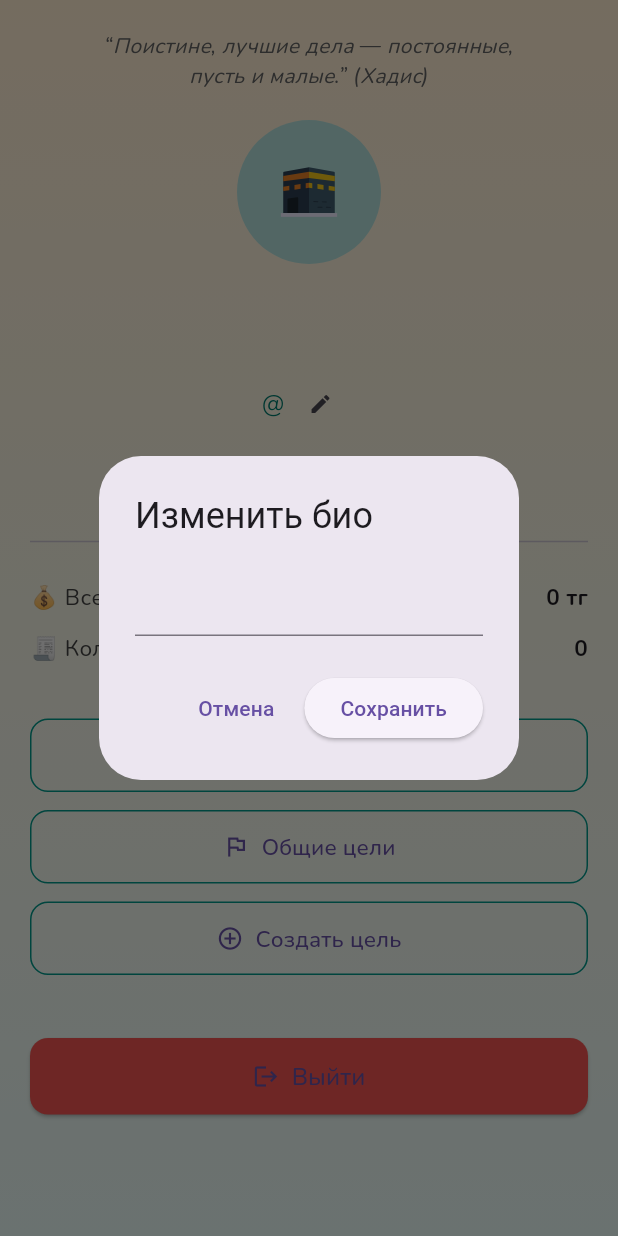
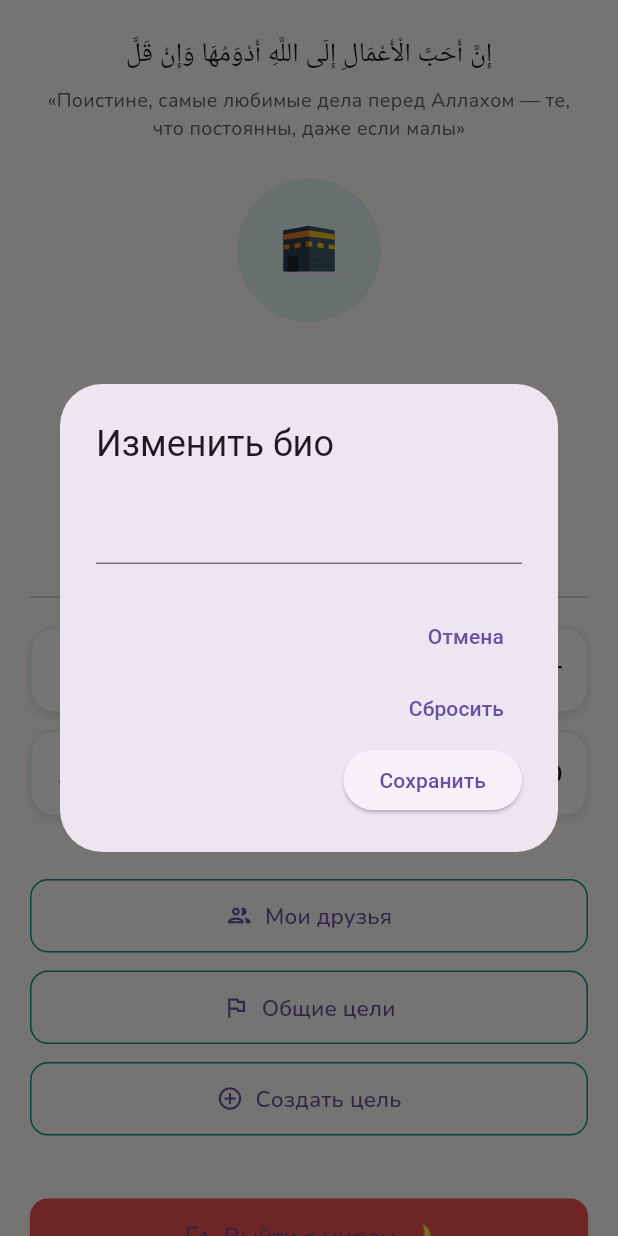
Before and after one commit to NurislamAiu/mekka-savings-app, a Flutter app: the ProfileScreen screen opened directly, after a tap on the "edit note" icon, on a phone screen of 412 x 824 dp. Run offline on Flutter 3.47's test engine with Material 3 defaults, Android fonts, the phone set to English and light mode, and no system bars; our stand-ins replace cloud_firestore, confetti, firebase_auth, firebase_core, fl_chart, flutter_svg and 3 more; accounts and stored records are empty; Roboto replaces fonts that are missing (Amiri).

Commit message:
обновление ui profile screen

```diff
--- a/lib/screens/profile_screen.dart
+++ b/lib/screens/profile_screen.dart
@@ -3,6 +3,7 @@ import 'package:firebase_auth/firebase_auth.dart';
 import 'package:flutter/material.dart';
 import 'package:flutter_svg/flutter_svg.dart';
 import 'package:google_fonts/google_fonts.dart';
+import 'package:shimmer/shimmer.dart';
 
 import 'create_shared_goal_screen.dart';
 import 'friends_screen.dart';
@@ -39,9 +40,13 @@ class _ProfileScreenState extends State<ProfileScreen> {
         .where('userId', isEqualTo: user!.uid)
         .get();
 
+    final userData = userDoc.data();
+
     setState(() {
-      nickname = userDoc['nickname'];
-      bio = userDoc['bio'] ?? "Коплю на Умру с друзьями 🕋";
+      nickname = userData?['nickname'];
+      bio = userData != null && userData.containsKey('bio')
+          ? userData['bio']
+          : "Коплю на Умру с друзьями 🕋";
       totalSaved = (goalDoc.data()?['savedAmount'] ?? 0).toDouble();
       transactionsCount = txSnapshot.docs.length;
       isLoading = false;
@@ -58,14 +63,27 @@ class _ProfileScreenState extends State<ProfileScreen> {
         content: TextField(controller: controller),
         actions: [
           TextButton(onPressed: () => Navigator.pop(context), child: Text("Отмена")),
+          if (key == 'bio')
+            TextButton(
+              onPressed: () async {
+                final defaultBio = "Коплю на Умру с друзьями 🕋";
+                await FirebaseFirestore.instance
+                    .collection('users')
+                    .doc(user!.uid)
+                    .set({'bio': defaultBio}, SetOptions(merge: true));
+                setState(() => bio = defaultBio);
+                Navigator.pop(context);
+              },
+              child: Text("Сбросить"),
+            ),
           ElevatedButton(
             onPressed: () async {
               final value = controller.text.trim();
               if (value.isNotEmpty) {
-                await FirebaseFirestore.instance.collection('users').doc(user!.uid).set(
-                  {key: value},
-                  SetOptions(merge: true),
-                );
+                await FirebaseFirestore.instance
+                    .collection('users')
+                    .doc(user!.uid)
+                    .set({key: value}, SetOptions(merge: true));
                 setState(() {
                   if (key == 'nickname') nickname = value;
                   if (key == 'bio') bio = value;
@@ -83,56 +101,49 @@ class _ProfileScreenState extends State<ProfileScreen> {
   @override
   Widget build(BuildContext context) {
     return Scaffold(
+      backgroundColor: Color(0xFFFFFDF9),
       body: isLoading
-          ? Center(child: CircularProgressIndicator())
-          : Stack(
-        children: [
-          Container(
-            decoration: BoxDecoration(
-              gradient: LinearGradient(
-                colors: [Color(0xFFFDEBD0), Color(0xFFE8F8F5)],
-                begin: Alignment.topCenter,
-                end: Alignment.bottomCenter,
-              ),
-            ),
-          ),
-          SafeArea(
+          ? _buildShimmerProfile()
+          : SafeArea(
         child: SingleChildScrollView(
           padding: EdgeInsets.all(20),
           child: Column(
             children: [
-                  // 🌙 Аят / хадис
+              // 🌙 Хадис
               Column(
-                    crossAxisAlignment: CrossAxisAlignment.center,
                 children: [
                   Text(
-                        "“Поистине, лучшие дела — постоянные,\nпусть и малые.” (Хадис)",
+                    "إِنَّ أَحَبَّ الْأَعْمَالِ إِلَى اللَّهِ أَدْوَمُهَا وَإِنْ قَلَّ",
                     textAlign: TextAlign.center,
-                        style: GoogleFonts.nunito(
-                          fontSize: 14,
-                          fontStyle: FontStyle.italic,
-                          color: Colors.grey[700],
+                    style: TextStyle(fontSize: 18, fontFamily: 'Amiri', height: 1.8),
                   ),
+                  SizedBox(height: 4),
+                  Text(
+                    "«Поистине, самые любимые дела перед Аллахом — те, что постоянны, даже если малы»",
+                    textAlign: TextAlign.center,
+                    style: GoogleFonts.nunito(fontSize: 13, color: Colors.grey[700]),
                   ),
-                      SizedBox(height: 20),
+                  SizedBox(height: 24),
                 ],
               ),
 
               // 👳 Аватар
               CircleAvatar(
                 radius: 48,
-                    backgroundColor: Colors.teal.shade100,
+                backgroundColor: Colors.teal.shade50,
                 child: SvgPicture.asset('assets/kaaba.svg', height: 40),
               ),
+              SizedBox(height: 12),
 
-                  SizedBox(height: 12),
+              // 🏷️ Ник и email
               Text(
                 user?.displayName ?? "Без имени",
                 style: GoogleFonts.cairo(fontSize: 20, fontWeight: FontWeight.bold),
               ),
               Text(user?.email ?? '', style: GoogleFonts.nunito(color: Colors.grey[700])),
+              SizedBox(height: 6),
 
-                  SizedBox(height: 8),
+              // 🏷️ Никнейм
               Row(
                 mainAxisAlignment: MainAxisAlignment.center,
                 children: [
@@ -169,8 +180,8 @@ class _ProfileScreenState extends State<ProfileScreen> {
               Divider(height: 40),
 
               // 📊 Статистика
-                  _statRow("💰 Всего накоплено", "${totalSaved.toStringAsFixed(0)} тг"),
-                  _statRow("🧾 Кол-во взносов", "$transactionsCount"),
+              _statCard("💰 Всего накоплено", "${totalSaved.toStringAsFixed(0)} тг"),
+              _statCard("🧾 Кол-во взносов", "$transactionsCount"),
 
               SizedBox(height: 30),
 
@@ -181,12 +192,12 @@ class _ProfileScreenState extends State<ProfileScreen> {
 
               SizedBox(height: 30),
 
-                  // 🚪 Выйти
+              // 🚪 Выход
               SizedBox(
                 width: double.infinity,
                 child: ElevatedButton.icon(
                   icon: Icon(Icons.logout),
-                      label: Text("Выйти", style: GoogleFonts.nunito(fontSize: 16)),
+                  label: Text("Выйти с миром 🌙", style: GoogleFonts.nunito(fontSize: 16)),
                   style: ElevatedButton.styleFrom(
                     backgroundColor: Colors.red[400],
                     padding: EdgeInsets.symmetric(vertical: 14),
@@ -199,19 +210,25 @@ class _ProfileScreenState extends State<ProfileScreen> {
           ),
         ),
       ),
-        ],
-      ),
     );
   }
 
-  Widget _statRow(String label, String value) {
-    return Padding(
-      padding: const EdgeInsets.symmetric(vertical: 6),
+  Widget _statCard(String title, String value) {
+    return Container(
+      width: double.infinity,
+      margin: EdgeInsets.only(bottom: 12),
+      padding: EdgeInsets.all(16),
+      decoration: BoxDecoration(
+        color: Colors.white,
+        border: Border.all(color: Colors.teal.shade50),
+        borderRadius: BorderRadius.circular(16),
+        boxShadow: [BoxShadow(color: Colors.black12, blurRadius: 4, offset: Offset(0, 2))],
+      ),
       child: Row(
         mainAxisAlignment: MainAxisAlignment.spaceBetween,
         children: [
-          Text(label, style: GoogleFonts.nunito(fontSize: 15, color: Colors.grey[800])),
-          Text(value, style: GoogleFonts.nunito(fontWeight: FontWeight.bold, fontSize: 15)),
+          Text(title, style: GoogleFonts.nunito(fontSize: 15, color: Colors.grey[800])),
+          Text(value, style: GoogleFonts.nunito(fontWeight: FontWeight.bold, fontSize: 16)),
         ],
       ),
     );
@@ -238,4 +255,58 @@ class _ProfileScreenState extends State<ProfileScreen> {
       ),
     );
   }
+
+  Widget _buildShimmerProfile() {
+    return Padding(
+      padding: const EdgeInsets.all(20),
+      child: Column(
+        crossAxisAlignment: CrossAxisAlignment.center,
+        children: [
+          SizedBox(height: 60),
+          ShimmerBox(width: 80, height: 80, isCircle: true),
+          SizedBox(height: 16),
+          ShimmerBox(width: 160, height: 20),
+          SizedBox(height: 10),
+          ShimmerBox(width: 200, height: 14),
+          SizedBox(height: 10),
+          ShimmerBox(width: 140, height: 14),
+          SizedBox(height: 20),
+          ShimmerBox(width: double.infinity, height: 80),
+          SizedBox(height: 20),
+          ShimmerBox(width: double.infinity, height: 48),
+          SizedBox(height: 12),
+          ShimmerBox(width: double.infinity, height: 48),
+          SizedBox(height: 12),
+          ShimmerBox(width: double.infinity, height: 48),
+          Spacer(),
+          ShimmerBox(width: double.infinity, height: 50),
+        ],
+      ),
+    );
   }
+}
+
+class ShimmerBox extends StatelessWidget {
+  final double width;
+  final double height;
+  final bool isCircle;
+
+  const ShimmerBox({super.key, required this.width, required this.height, this.isCircle = false});
+
+  @override
+  Widget build(BuildContext context) {
+    return Shimmer.fromColors(
+      baseColor: Colors.grey[300]!,
+      highlightColor: Colors.grey[100]!,
+      child: Container(
+        width: width,
+        height: height,
+        decoration: BoxDecoration(
+          color: Colors.white,
+          shape: isCircle ? BoxShape.circle : BoxShape.rectangle,
+          borderRadius: isCircle ? null : BorderRadius.circular(12),
+        ),
+      ),
+    );
+  }
+}
```
Also changed, not shown: lib/screens/friend_requests_screen.dart (added, +116 -0 lines), lib/widgets/shimmer_box_widget.dart (added, +27 -0 lines), 1 other file. Lines whose indentation alone changed are shown as unchanged.
